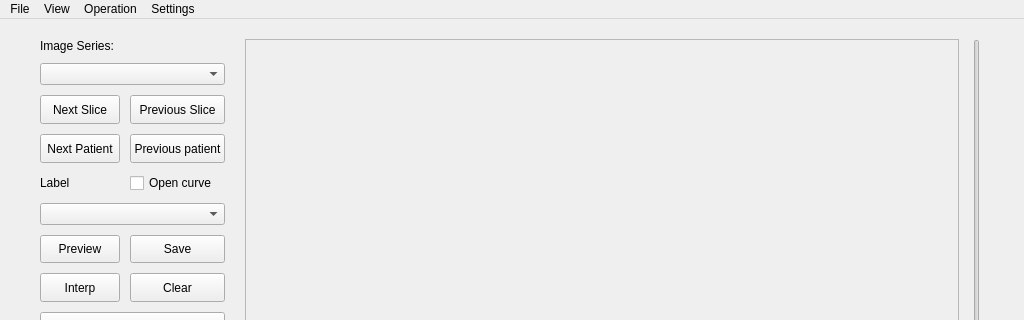
Old version of the form mainWindow.ui in the repository MenxLi/LabelSys; both pictures show x 0 to 1024 and y 0 to 320 of the 1024 by 512 pixel window.
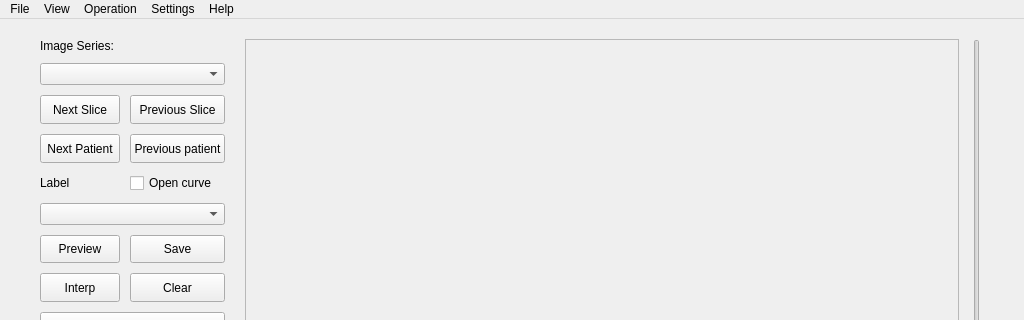
New version of the form.

```diff
--- a/mainWindow.ui
+++ b/mainWindow.ui
@@ -428,10 +428,17 @@
     <addaction name="act_op_interp"/>
     <addaction name="act_op_add_cnt"/>
    </widget>
+   <widget class="QMenu" name="menu_help">
+    <property name="title">
+     <string>Help</string>
+    </property>
+    <addaction name="act_manual"/>
+   </widget>
    <addaction name="menu_file"/>
    <addaction name="menu_view"/>
    <addaction name="menu_operation"/>
    <addaction name="menu_settings"/>
+   <addaction name="menu_help"/>
   </widget>
   <widget class="QStatusBar" name="statusbar"/>
   <action name="act_open">
```
Left out of the diff: 5 changed lines with no effect on the pictures.
